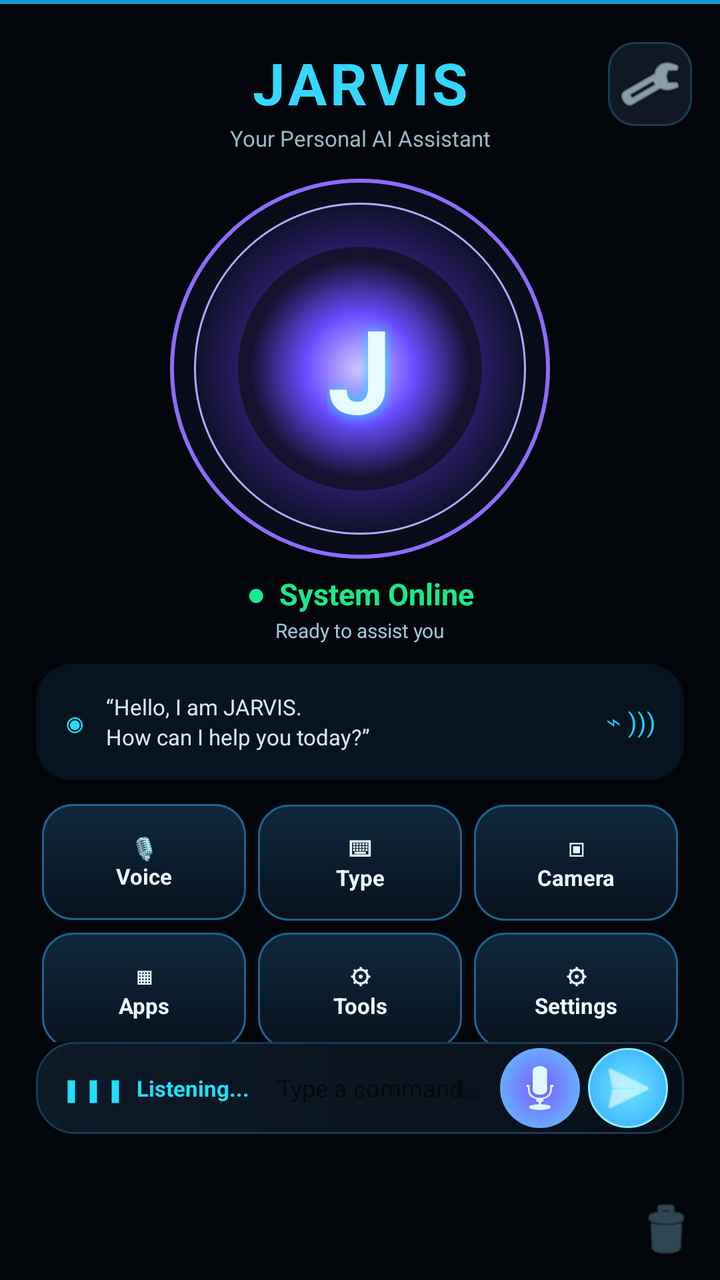
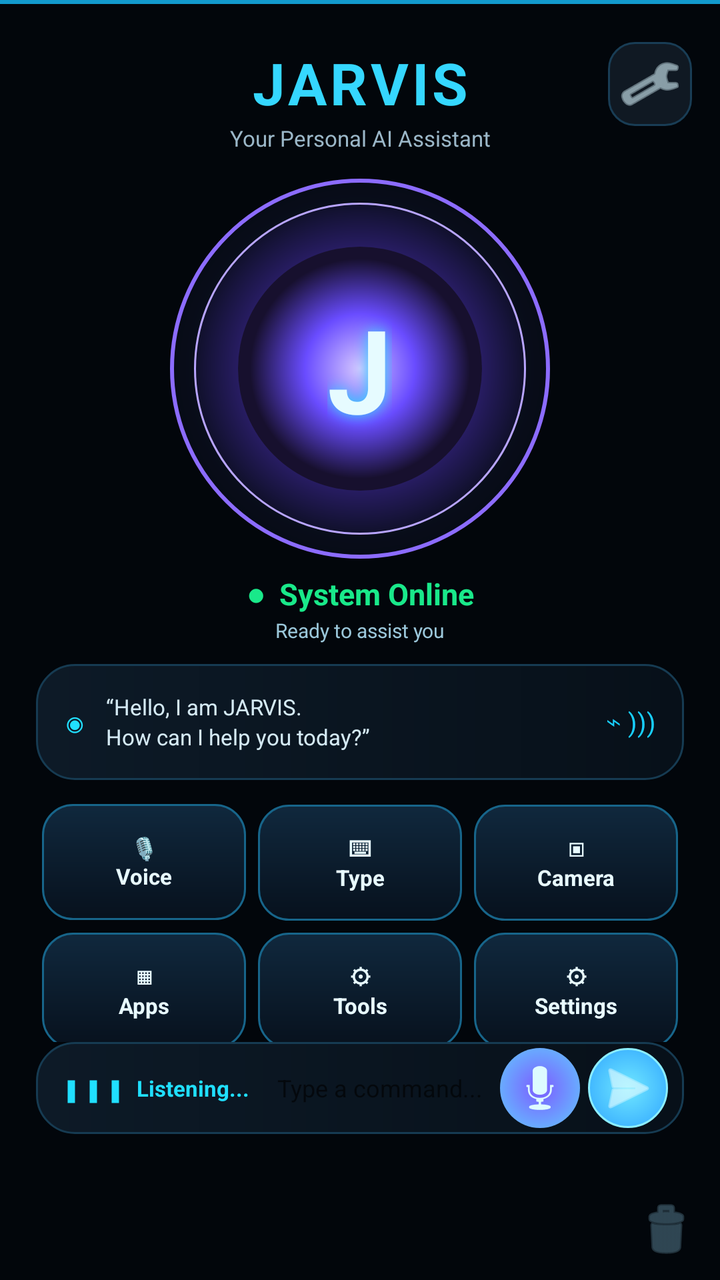

Two renders of the same Android screen: before a commit and after it. Below are the layout's source before the change and the commit's diff.
<!-- AndroidManifest.xml: application theme Theme.Jarvis -->
<!-- res/layout/activity_main.xml -->
<?xml version="1.0" encoding="utf-8"?>
<androidx.constraintlayout.widget.ConstraintLayout xmlns:android="http://schemas.android.com/apk/res/android"
    xmlns:app="http://schemas.android.com/apk/res-auto"
    android:layout_width="match_parent"
    android:layout_height="match_parent"
    android:background="#02060B">

    <View
        android:layout_width="match_parent"
        android:layout_height="2dp"
        android:background="#16BFFF"
        android:alpha="0.8"
        app:layout_constraintTop_toTopOf="parent" />

    <TextView
        android:id="@+id/titleLabel"
        android:layout_width="wrap_content"
        android:layout_height="wrap_content"
        android:layout_marginTop="22dp"
        android:text="JARVIS"
        android:textColor="#35D7FF"
        android:textSize="29sp"
        android:textStyle="bold"
        android:letterSpacing="0.06"
        app:layout_constraintTop_toTopOf="parent"
        app:layout_constraintStart_toStartOf="parent"
        app:layout_constraintEnd_toEndOf="parent" />

    <TextView
        android:id="@+id/greetingLabel"
        android:layout_width="wrap_content"
        android:layout_height="wrap_content"
        android:layout_marginTop="1dp"
        android:text="Your Personal AI Assistant"
        android:textColor="#9BB7C8"
        android:textSize="11sp"
        app:layout_constraintTop_toBottomOf="@id/titleLabel"
        app:layout_constraintStart_toStartOf="parent"
        app:layout_constraintEnd_toEndOf="parent" />

    <ImageButton
        android:id="@+id/settingsButton"
        android:layout_width="42dp"
        android:layout_height="42dp"
        android:layout_marginTop="21dp"
        android:layout_marginEnd="14dp"
        android:background="@drawable/glass_panel"
        android:contentDescription="Settings"
        android:src="@android:drawable/ic_menu_manage"
        android:tint="#D9F6FF"
        app:layout_constraintTop_toTopOf="parent"
        app:layout_constraintEnd_toEndOf="parent" />

    <FrameLayout
        android:id="@+id/orbFrame"
        android:layout_width="190dp"
        android:layout_height="190dp"
        android:layout_marginTop="13dp"
        app:layout_constraintTop_toBottomOf="@id/greetingLabel"
        app:layout_constraintStart_toStartOf="parent"
        app:layout_constraintEnd_toEndOf="parent">

        <View
            android:layout_width="190dp"
            android:layout_height="190dp"
            android:background="@drawable/orb_calm" />

        <TextView
            android:layout_width="wrap_content"
            android:layout_height="wrap_content"
            android:layout_gravity="center"
            android:text="J"
            android:textColor="#E6FBFF"
            android:textSize="58sp"
            android:textStyle="bold"
            android:shadowColor="#2BD8FF"
            android:shadowDx="0"
            android:shadowDy="0"
            android:shadowRadius="18" />

        <View
            android:id="@+id/orb"
            android:layout_width="190dp"
            android:layout_height="190dp"
            android:alpha="0.72" />
    </FrameLayout>

    <TextView
        android:id="@+id/stateLabel"
        android:layout_width="wrap_content"
        android:layout_height="wrap_content"
        android:layout_marginTop="7dp"
        android:text="●  System Online"
        android:textColor="#19E98A"
        android:textSize="15sp"
        android:textStyle="bold"
        app:layout_constraintTop_toBottomOf="@id/orbFrame"
        app:layout_constraintStart_toStartOf="parent"
        app:layout_constraintEnd_toEndOf="parent" />

    <TextView
        android:id="@+id/moodLabel"
        android:layout_width="wrap_content"
        android:layout_height="wrap_content"
        android:layout_marginTop="1dp"
        android:text="Ready to assist you"
        android:textColor="#9BC7DA"
        android:textSize="10sp"
        app:layout_constraintTop_toBottomOf="@id/stateLabel"
        app:layout_constraintStart_toStartOf="parent"
        app:layout_constraintEnd_toEndOf="parent" />

    <androidx.cardview.widget.CardView
        android:id="@+id/statusPill"
        android:layout_width="0dp"
        android:layout_height="58dp"
        android:layout_marginStart="18dp"
        android:layout_marginTop="10dp"
        android:layout_marginEnd="18dp"
        app:cardBackgroundColor="#07131E"
        app:cardCornerRadius="18dp"
        app:cardElevation="0dp"
        app:layout_constraintTop_toBottomOf="@id/moodLabel"
        app:layout_constraintStart_toStartOf="parent"
        app:layout_constraintEnd_toEndOf="parent">

        <LinearLayout
            android:layout_width="match_parent"
            android:layout_height="match_parent"
            android:gravity="center_vertical"
            android:paddingStart="14dp"
            android:paddingEnd="14dp">

            <TextView
                android:id="@+id/statusDot"
                android:layout_width="wrap_content"
                android:layout_height="wrap_content"
                android:text="◉"
                android:textColor="#21DFFF"
                android:textSize="18sp" />

            <TextView
                android:id="@+id/stateHint"
                android:layout_width="0dp"
                android:layout_height="wrap_content"
                android:layout_weight="1"
                android:layout_marginStart="10dp"
                android:text="“Hello, I am JARVIS.\nHow can I help you today?”"
                android:textColor="#D5EAF4"
                android:textSize="11sp"
                android:lineSpacingExtra="2dp" />

            <TextView
                android:layout_width="wrap_content"
                android:layout_height="wrap_content"
                android:text="⌁ )))"
                android:textColor="#18CFFF"
                android:textSize="13sp" />
        </LinearLayout>
    </androidx.cardview.widget.CardView>

    <GridLayout
        android:id="@+id/quickGrid"
        android:layout_width="0dp"
        android:layout_height="122dp"
        android:layout_marginStart="18dp"
        android:layout_marginTop="9dp"
        android:layout_marginEnd="18dp"
        android:columnCount="3"
        android:rowCount="2"
        android:useDefaultMargins="false"
        app:layout_constraintTop_toBottomOf="@id/statusPill"
        app:layout_constraintStart_toStartOf="parent"
        app:layout_constraintEnd_toEndOf="parent">

        <TextView
            android:id="@+id/voiceQuickButton"
            style="@style/JarvisQuickButton"
            android:text="🎙\nVoice" />

        <TextView
            android:id="@+id/typeQuickButton"
            style="@style/JarvisQuickButton"
            android:text="⌨\nType" />

        <TextView
            android:id="@+id/cameraQuickButton"
            style="@style/JarvisQuickButton"
            android:text="▣\nCamera" />

        <TextView
            android:id="@+id/appsQuickButton"
            style="@style/JarvisQuickButton"
            android:text="▦\nApps" />

        <TextView
            android:id="@+id/toolsQuickButton"
            style="@style/JarvisQuickButton"
            android:text="⚙\nTools" />

        <TextView
            android:id="@+id/settingsQuickButton"
            style="@style/JarvisQuickButton"
            android:text="⚙\nSettings" />
    </GridLayout>

    <LinearLayout
        android:id="@+id/inputBar"
        android:layout_width="0dp"
        android:layout_height="46dp"
        android:layout_marginStart="18dp"
        android:layout_marginEnd="18dp"
        android:background="@drawable/status_pill"
        android:gravity="center_vertical"
        android:paddingStart="12dp"
        android:paddingEnd="8dp"
        app:layout_constraintTop_toBottomOf="@id/quickGrid"
        app:layout_constraintStart_toStartOf="parent"
        app:layout_constraintEnd_toEndOf="parent">

        <TextView
            android:id="@+id/listeningIndicator"
            android:layout_width="wrap_content"
            android:layout_height="wrap_content"
            android:text="▮▮▮  Listening..."
            android:textColor="#20DFFF"
            android:textSize="11sp"
            android:textStyle="bold" />

        <EditText
            android:id="@+id/inputField"
            android:layout_width="0dp"
            android:layout_height="42dp"
            android:layout_weight="1"
            android:background="@android:color/transparent"
            android:hint="  Type a command..."
            android:hintTextColor="#49687B"
            android:inputType="textCapSentences|textMultiLine"
            android:maxLines="1"
            android:paddingStart="8dp"
            android:textColor="#EAFBFF"
            android:textSize="12sp" />

        <ImageButton
            android:id="@+id/micButton"
            android:layout_width="40dp"
            android:layout_height="40dp"
            android:background="@drawable/mic_bg"
            android:contentDescription="Voice input"
            android:src="@android:drawable/ic_btn_speak_now"
            android:tint="#DDFBFF" />

        <ImageButton
            android:id="@+id/sendButton"
            android:layout_width="40dp"
            android:layout_height="40dp"
            android:layout_marginStart="4dp"
            android:background="@drawable/send_bg"
            android:contentDescription="Send"
            android:src="@android:drawable/ic_menu_send"
            android:tint="#EFFFFF" />
    </LinearLayout>

    <ImageButton
        android:id="@+id/clearButton"
        android:layout_width="34dp"
        android:layout_height="34dp"
        android:layout_marginEnd="10dp"
        android:layout_marginBottom="8dp"
        android:background="@android:color/transparent"
        android:contentDescription="Clear chat"
        android:src="@android:drawable/ic_menu_delete"
        android:tint="#4D7082"
        app:layout_constraintBottom_toBottomOf="parent"
        app:layout_constraintEnd_toEndOf="parent" />

    <androidx.recyclerview.widget.RecyclerView
        android:id="@+id/chatRecycler"
        android:layout_width="0dp"
        android:layout_height="1dp"
        android:visibility="gone"
        app:layout_constraintStart_toStartOf="parent"
        app:layout_constraintEnd_toEndOf="parent"
        app:layout_constraintBottom_toTopOf="@id/inputBar" />

</androidx.constraintlayout.widget.ConstraintLayout>
<!-- resources referenced by this layout -->
<resources>
  <!-- drawable glass_panel (drawable) -->
  <shape xmlns:android="http://schemas.android.com/apk/res/android">
      <solid android:color="#101923"/>
      <corners android:radius="13dp"/>
      <stroke android:width="1dp" android:color="#193D55"/>
  </shape>
  <!-- drawable mic_bg (drawable) -->
  <shape xmlns:android="http://schemas.android.com/apk/res/android"
      android:shape="oval">
      <gradient
          android:startColor="#7C5CFF"
          android:endColor="#5FD3FF"
          android:type="radial"
          android:gradientRadius="30dp" />
  </shape>
  <!-- drawable orb_calm (drawable) -->
  <layer-list xmlns:android="http://schemas.android.com/apk/res/android">
      <item>
          <shape android:shape="oval">
              <gradient android:startColor="#241B55" android:centerColor="#0B1020" android:endColor="#02050A" android:type="radial" android:gradientRadius="130dp" />
              <stroke android:width="2dp" android:color="#8C6CFF" />
          </shape>
      </item>
      <item android:left="12dp" android:top="12dp" android:right="12dp" android:bottom="12dp">
          <shape android:shape="oval">
              <gradient android:startColor="#8C6CFF" android:centerColor="#38258A" android:endColor="#080C18" android:type="radial" android:gradientRadius="90dp" />
              <stroke android:width="1dp" android:color="#B8A5FF" />
          </shape>
      </item>
      <item android:left="34dp" android:top="34dp" android:right="34dp" android:bottom="34dp">
          <shape android:shape="oval">
              <gradient android:startColor="#D5C8FF" android:centerColor="#694CFF" android:endColor="#17102E" android:type="radial" android:gradientRadius="55dp" />
          </shape>
      </item>
  </layer-list>
  <!-- drawable send_bg (drawable) -->
  <shape xmlns:android="http://schemas.android.com/apk/res/android" android:shape="oval">
      <gradient android:startColor="#6FE7FF" android:endColor="#168BFF" android:type="radial" android:gradientRadius="38dp" />
      <stroke android:width="1dp" android:color="#8CEEFF" />
  </shape>
  <!-- drawable status_pill (drawable) -->
  <shape xmlns:android="http://schemas.android.com/apk/res/android">
      <gradient
          android:startColor="#0D1A27"
          android:endColor="#071019"
          android:angle="0" />
      <corners android:radius="19dp" />
      <stroke android:width="1dp" android:color="#163B52" />
  </shape>
  <style name="JarvisQuickButton" parent="android:style/Widget.TextView">
          <item name="android:layout_width">0dp</item>
          <item name="android:layout_height">58dp</item>
          <item name="android:layout_columnWeight">1</item>
          <item name="android:layout_margin">3dp</item>
          <item name="android:background">@drawable/action_blue</item>
          <item name="android:gravity">center</item>
          <item name="android:textColor">#E8FAFF</item>
          <item name="android:textSize">11sp</item>
          <item name="android:textStyle">bold</item>
          <item name="android:lineSpacingExtra">1dp</item>
      </style>
  <style name="Theme.Jarvis" parent="Theme.MaterialComponents.DayNight.NoActionBar">
          <item name="colorPrimary">#2D6CDF</item>
          <item name="colorPrimaryDark">#0B0F14</item>
          <item name="colorAccent">#5FD3FF</item>
          <item name="android:windowBackground">#0B0F14</item>
      </style>
  <!-- drawable action_blue (drawable) -->
  <shape xmlns:android="http://schemas.android.com/apk/res/android">
      <gradient
          android:startColor="#10283D"
          android:endColor="#07111D"
          android:angle="270" />
      <corners android:radius="15dp" />
      <stroke android:width="1dp" android:color="#17658A" />
      <padding android:left="8dp" android:top="4dp" android:right="8dp" android:bottom="4dp" />
  </shape>
</resources>

<!-- the commit's change to res/layout/activity_main.xml (unified diff, before → after) -->
@@ -110,16 +110,15 @@
         app:layout_constraintStart_toStartOf="parent"
         app:layout_constraintEnd_toEndOf="parent" />
 
-    <androidx.cardview.widget.CardView
+    <LinearLayout
         android:id="@+id/statusPill"
         android:layout_width="0dp"
         android:layout_height="58dp"
         android:layout_marginStart="18dp"
         android:layout_marginTop="10dp"
         android:layout_marginEnd="18dp"
-        app:cardBackgroundColor="#07131E"
-        app:cardCornerRadius="18dp"
-        app:cardElevation="0dp"
+        android:background="@drawable/status_pill"
+        android:gravity="center_vertical"
         app:layout_constraintTop_toBottomOf="@id/moodLabel"
         app:layout_constraintStart_toStartOf="parent"
         app:layout_constraintEnd_toEndOf="parent">
@@ -157,7 +156,7 @@
                 android:textColor="#18CFFF"
                 android:textSize="13sp" />
         </LinearLayout>
-    </androidx.cardview.widget.CardView>
+    </LinearLayout>
 
     <GridLayout
         android:id="@+id/quickGrid"
